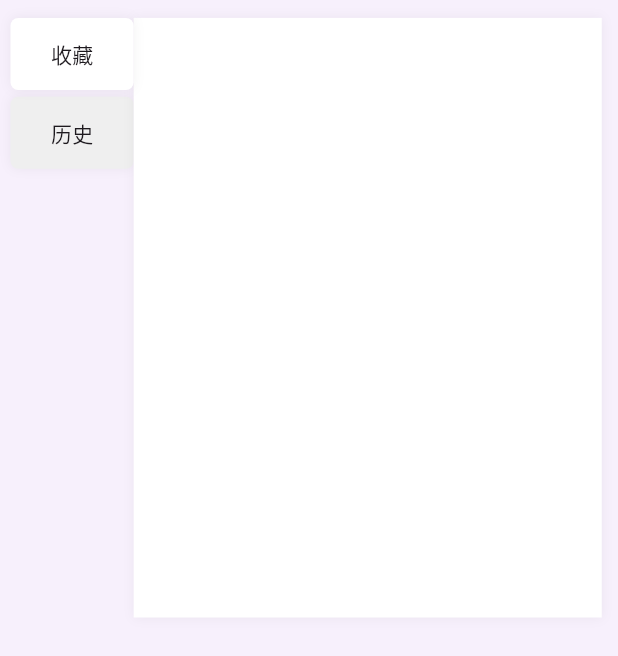
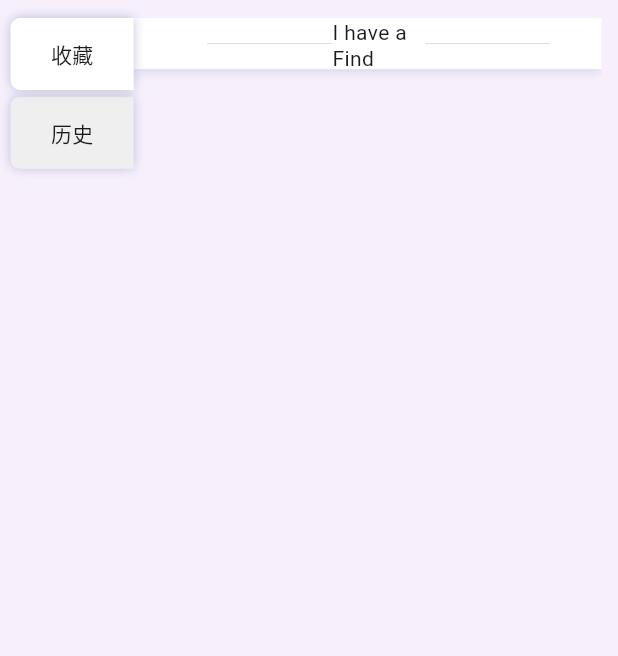
Before and after one commit to shanlihou/fishm, a Flutter app: the BookShelfTab widget shown alone on an empty page, opened directly, on a phone screen of 412 x 824 dp. Shown: the top 656 px of the screen. Run offline on Flutter 3.47's test engine with Material 3 defaults, Android fonts, the phone set to English and light mode, and no system bars; our stand-ins replace device_info_plus, dio, easy_refresh, flutter_screenutil, hive, hive_flutter and 5 more; missing offline and left inert: crypton, lua_dardo_co; accounts and stored records are empty; generated files the repository leaves out were written again; network calls fail.

Commit message:
update ui

```diff
--- a/lib/l10n/app_en.arb
+++ b/lib/l10n/app_en.arb
@@ -37,5 +37,7 @@
   },
   "enable": "Enable",
   "host": "Host",
-  "port": "Port"
+  "port": "Port",
+  "baseline": "I have a bottom line",
+  "findMore": "Find more comics"
 }
--- a/lib/l10n/app_zh.arb
+++ b/lib/l10n/app_zh.arb
@@ -18,5 +18,7 @@
     "proxy": "代理",
     "enable": "启用",
     "host": "主机",
-    "port": "端口"
+    "port": "端口",
+    "baseline": "我是有底线的",
+    "findMore": "发现更多漫画"
 }
--- a/lib/utils/utils_general.dart
+++ b/lib/utils/utils_general.dart
@@ -240,7 +240,9 @@ Future<void> _downloadExtension(model_extensions.Extension extension) async {
     }
     if (file.isFile) {
       final data = file.content as List<int>;
-      File('$pluginDir/${extension.name}/$filename')
+      String fullPath = '$pluginDir/${extension.name}/$filename';
+      Log.instance.d('downloadExtension: $fullPath');
+      File(fullPath)
         ..createSync(recursive: true)
         ..writeAsBytesSync(data);
     }
--- a/lib/views/pages/comic_detail_page.dart
+++ b/lib/views/pages/comic_detail_page.dart
@@ -362,8 +362,8 @@ class _ComicDetailPageState extends State<ComicDetailPage> {
                     widget.comicItem.comicId,
                     widget.comicItem.imageUrl,
                   ),
-                  1.sw,
-                  1.sw,
+                  width: 1.sw,
+                  height: 1.sw,
                 ),
                 Padding(
                   padding: const EdgeInsets.all(16.0),
--- a/lib/views/pages/reader.dart
+++ b/lib/views/pages/reader.dart
@@ -327,8 +327,8 @@ class _ComicReaderPageState extends State<ComicReaderPage> {
         child: NetImage(
           NetImageContextReader(widget.extensionName, widget.comicId, ret.$3,
               ret.$1, ret.$2, widget.extra),
-          1.sw,
-          1.sh,
+          width: 1.sw,
+          height: 1.sh,
         ));
   }
 
--- a/lib/views/tabs/bookshelf.dart
+++ b/lib/views/tabs/bookshelf.dart
@@ -19,18 +19,10 @@ class _BookShelfTabState extends State<BookShelfTab> {
     return Positioned(
       left: 255.w,
       top: 37.h,
-      child: Container(
-        decoration: BoxDecoration(
-          color: CupertinoColors.white,
-          boxShadow: [
-            BoxShadow(
-              color: const Color.fromRGBO(0, 0, 0, 0.05),
-              blurRadius: 16.w,
-            ),
-          ],
-        ),
+      bottom: 37.h,
+      child: SizedBox(
         width: 893.w,
-        height: 1240.h,
+        height: double.infinity,
         child: PageView(
           controller: _pageController,
           children: const [
@@ -52,10 +44,15 @@ class _BookShelfTabState extends State<BookShelfTab> {
         child: Container(
           decoration: BoxDecoration(
             color: front ? CupertinoColors.white : const Color(0xFFEFEFEF),
-            borderRadius: BorderRadius.all(Radius.circular(16.r)),
+            // only left top and left bottom
+            borderRadius: BorderRadius.only(
+              topLeft: Radius.circular(20.r),
+              bottomLeft: Radius.circular(20.r),
+            ),
             boxShadow: [
               BoxShadow(
-                color: const Color.fromRGBO(0, 0, 0, 0.05),
+                // #9B9DC2 55%
+                color: const Color(0xFF9B9DC2).withOpacity(0.55),
                 blurRadius: 16.w,
               ),
             ],
--- a/lib/views/tabs/favorite_tab.dart
+++ b/lib/views/tabs/favorite_tab.dart
@@ -6,25 +6,130 @@ import '../../models/db/comic_model.dart';
 import '../../types/provider/comic_provider.dart';
 import '../class/comic_item.dart';
 import '../widget/comic_item_widget.dart';
+import 'package:flutter_gen/gen_l10n/localizations.dart';
 
 class FavoriteTab extends StatelessWidget {
   const FavoriteTab({super.key});
+
+  Widget _buildBaseLine(BuildContext context) {
+    return SizedBox(
+      height: 106.h,
+      child: Row(
+        children: [
+          SizedBox(width: 140.w),
+          Container(
+            // #BBBBBB 100%
+            color: const Color(0xFFBBBBBB),
+            width: 239.w,
+            height: 1.h,
+          ),
+          SizedBox(
+            width: 177.w,
+            child: Column(
+              children: [
+                Expanded(
+                  child: Container(
+                      alignment: Alignment.bottomCenter,
+                      child: Text(AppLocalizations.of(context)!.baseline)),
+                ),
+                Expanded(
+                  child: Container(
+                    alignment: Alignment.topCenter,
+                    child: Text(AppLocalizations.of(context)!.findMore),
+                  ),
+                ),
+              ],
+            ),
+          ),
+          Container(
+            // #BBBBBB 100%
+            color: const Color(0xFFBBBBBB),
+            width: 239.w,
+            height: 1.h,
+          ),
+        ],
+      ),
+    );
+  }
 
   @override
   Widget build(BuildContext context) {
     List<ComicModel> comics =
         context.watch<ComicProvider>().favoriteComics.values.toList();
 
-    return ListView.builder(
-      itemCount: comics.length,
-      itemBuilder: (context, index) {
-        return ComicItemWidget(
-          ComicItem.fromComicModel(comics[index]),
-          comics[index].extensionName,
-          height: 0.2.sw,
-          width: 0.2.sw,
-        );
-      },
+    return SingleChildScrollView(
+      child: Container(
+        decoration: BoxDecoration(
+          color: CupertinoColors.white,
+          boxShadow: [
+            // box-shadow: 0px 5px 20px 5px rgba(155,157,194,0.55);
+            BoxShadow(
+              color: const Color(0xFF9B9DC2).withOpacity(0.55),
+              blurRadius: 20.w,
+            ),
+          ],
+        ),
+        child: Column(
+          children: [
+            for (int i = 0; i < comics.length; i += 2)
+              Row(
+                children: [
+                  Container(
+                    padding: const EdgeInsets.fromLTRB(34, 22, 0, 0).w,
+                    child: ComicItemWidget(
+                      ComicItem.fromComicModel(comics[i]),
+                      comics[i].extensionName,
+                      width: 405.w,
+                      height: 541.h,
+                    ),
+                  ),
+                  if (i + 1 < comics.length)
+                    Container(
+                      padding: const EdgeInsets.fromLTRB(9, 22, 34, 0).w,
+                      child: ComicItemWidget(
+                        ComicItem.fromComicModel(comics[i + 1]),
+                        comics[i + 1].extensionName,
+                        width: 405.w,
+                        height: 541.h,
+                      ),
+                    )
+                ],
+              ),
+            _buildBaseLine(context),
+          ],
+        ),
+      ),
     );
+
+    // return ListView.builder(
+    //   itemCount: (comics.length / 2).ceil(),
+    //   itemBuilder: (context, index) {
+    //     return Row(
+    //       children: [
+    //         Container(
+    //           color: CupertinoColors.white,
+    //           padding: const EdgeInsets.fromLTRB(34, 22, 0, 0).w,
+    //           child: ComicItemWidget(
+    //             ComicItem.fromComicModel(comics[index * 2]),
+    //             comics[index * 2].extensionName,
+    //             width: 405.w,
+    //             height: 541.h,
+    //           ),
+    //         ),
+    //         if (index * 2 + 1 < comics.length)
+    //           Container(
+    //             color: CupertinoColors.white,
+    //             padding: const EdgeInsets.fromLTRB(9, 22, 34, 0).w,
+    //             child: ComicItemWidget(
+    //               ComicItem.fromComicModel(comics[index * 2 + 1]),
+    //               comics[index * 2 + 1].extensionName,
+    //               width: 405.w,
+    //               height: 541.h,
+    //             ),
+    //           )
+    //       ],
+    //     );
+    //   },
+    // );
   }
 }
--- a/lib/views/tabs/history_tab.dart
+++ b/lib/views/tabs/history_tab.dart
@@ -57,8 +57,8 @@ class _HistoryTabState extends State<HistoryTab> {
                       child: ComicItemWidget(
                         ComicItem.fromComicModel(comics[index]),
                         comics[index].extensionName,
-                        width: 0.2.sw,
-                        height: 0.2.sw,
+                        width: 405.w,
+                        height: 541.h,
                       ),
                     ),
                   ],
```
Also changed, not shown: lib/views/tabs/explore_tab.dart (+7 -1 lines), lib/views/widget/comic_item_widget.dart (+45 -8 lines), lib/views/widget/net_image.dart (+4 -4 lines), lib/views/widget/search_result_widget.dart (+6 -1 lines).
